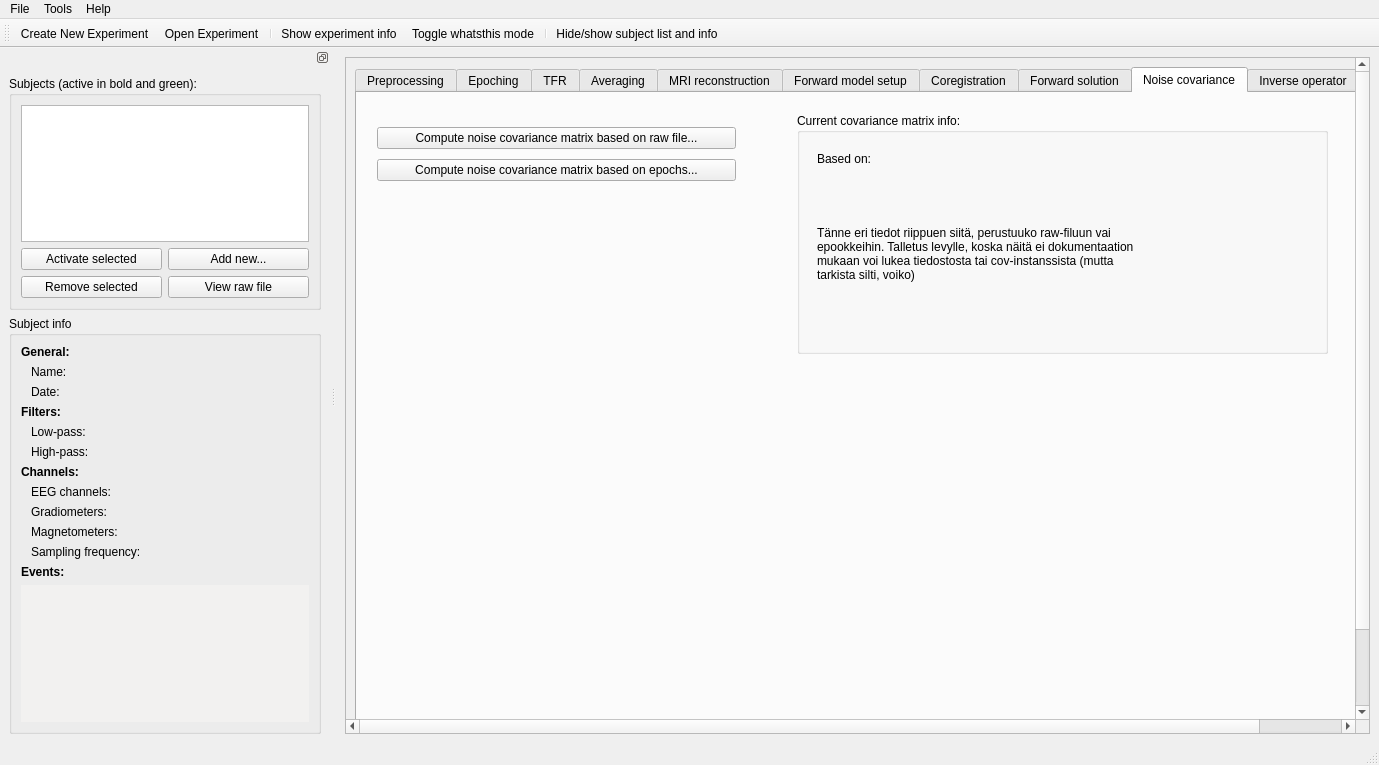
Old version of the form meggie_batch/ui/qt4Designer_ui_files/mainWindowBatch.ui in the repository cibr-jyu/meggie.
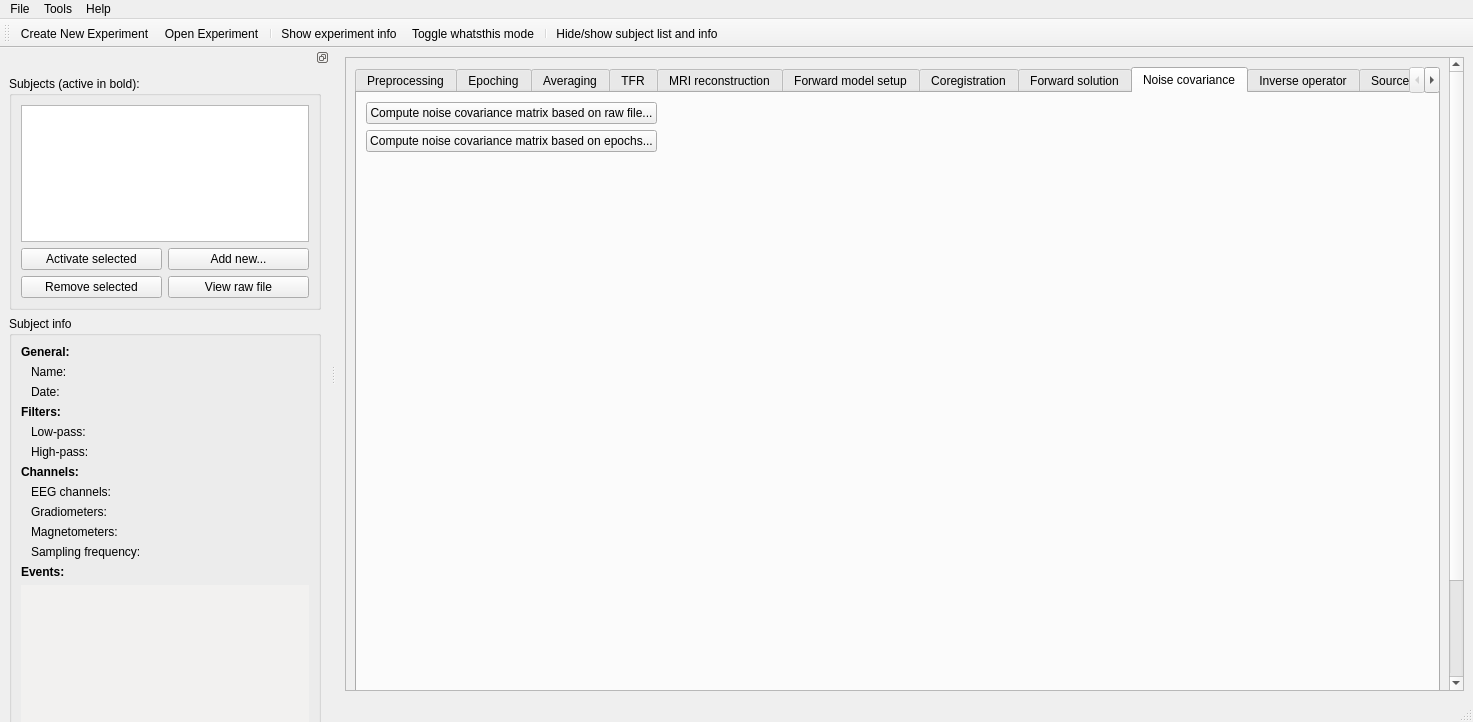
New version of the form. The open tabs and pages were chosen to show the change. Icons and pictures are not drawn.

Commit message: Widgets for showing covariance matrix info in the mainWindow + some random cleanups

Patch:
```diff
--- a/meggie_batch/ui/qt4Designer_ui_files/mainWindowBatch.ui
+++ b/meggie_batch/ui/qt4Designer_ui_files/mainWindowBatch.ui
@@ -9,8 +9,8 @@
    <rect>
     <x>0</x>
     <y>0</y>
-    <width>1379</width>
-    <height>765</height>
+    <width>1473</width>
+    <height>722</height>
    </rect>
   </property>
   <property name="sizePolicy">
@@ -51,7 +51,7 @@
        <property name="geometry">
         <rect>
          <x>0</x>
-         <y>0</y>
+         <y>-8</y>
          <width>1100</width>
          <height>750</height>
         </rect>
@@ -1342,64 +1342,6 @@
               </item>
              </layout>
             </widget>
-            <widget class="QWidget" name="tabTFR">
-             <attribute name="title">
-              <string>TFR</string>
-             </attribute>
-             <layout class="QGridLayout" name="gridLayout_8">
-              <item row="0" column="0">
-               <layout class="QHBoxLayout" name="horizontalLayout_33">
-                <item>
-                 <layout class="QVBoxLayout" name="verticalLayout">
-                  <item>
-                   <widget class="QGroupBox" name="groupBoxEpochsTFR">
-                    <property name="title">
-                     <string/>
-                    </property>
-                   </widget>
-                  </item>
-                  <item>
-                   <widget class="QGroupBox" name="groupBoxAvailableTFR">
-                    <property name="maximumSize">
-                     <size>
-                      <width>500</width>
-                      <height>180</height>
-                     </size>
-                    </property>
-                    <property name="title">
-                     <string>Available actions:</string>
-                    </property>
-                    <layout class="QGridLayout" name="gridLayout_27">
-                     <item row="1" column="0">
-                      <widget class="QPushButton" name="pushButtonTFRTopology">
-                       <property name="text">
-                        <string>TFR topology vizualization</string>
-                       </property>
-                      </widget>
-                     </item>
-                     <item row="0" column="0">
-                      <widget class="QPushButton" name="pushButtonTFR">
-                       <property name="text">
-                        <string>TFR visualization</string>
-                       </property>
-                      </widget>
-                     </item>
-                    </layout>
-                   </widget>
-                  </item>
-                 </layout>
-                </item>
-                <item>
-                 <widget class="QGroupBox" name="groupBoxEpochParamsTFR">
-                  <property name="title">
-                   <string/>
-                  </property>
-                 </widget>
-                </item>
-               </layout>
-              </item>
-             </layout>
-            </widget>
             <widget class="QWidget" name="tabAveraging">
              <attribute name="title">
               <string>Averaging</string>
@@ -1709,6 +1651,64 @@
               </layout>
              </widget>
             </widget>
+            <widget class="QWidget" name="tabTFR">
+             <attribute name="title">
+              <string>TFR</string>
+             </attribute>
+             <layout class="QGridLayout" name="gridLayout_8">
+              <item row="0" column="0">
+               <layout class="QHBoxLayout" name="horizontalLayout_33">
+                <item>
+                 <layout class="QVBoxLayout" name="verticalLayout">
+                  <item>
+                   <widget class="QGroupBox" name="groupBoxEpochsTFR">
+                    <property name="title">
+                     <string/>
+                    </property>
+                   </widget>
+                  </item>
+                  <item>
+                   <widget class="QGroupBox" name="groupBoxAvailableTFR">
+                    <property name="maximumSize">
+                     <size>
+                      <width>500</width>
+                      <height>180</height>
+                     </size>
+                    </property>
+                    <property name="title">
+                     <string>Available actions:</string>
+                    </property>
+                    <layout class="QGridLayout" name="gridLayout_27">
+                     <item row="1" column="0">
+                      <widget class="QPushButton" name="pushButtonTFRTopology">
+                       <property name="text">
+                        <string>TFR topology vizualization</string>
+                       </property>
+                      </widget>
+                     </item>
+                     <item row="0" column="0">
+                      <widget class="QPushButton" name="pushButtonTFR">
+                       <property name="text">
+                        <string>TFR visualization</string>
+                       </property>
+                      </widget>
+                     </item>
+                    </layout>
+                   </widget>
+                  </item>
+                 </layout>
+                </item>
+                <item>
+                 <widget class="QGroupBox" name="groupBoxEpochParamsTFR">
+                  <property name="title">
+                   <string/>
+                  </property>
+                 </widget>
+                </item>
+               </layout>
+              </item>
+             </layout>
+            </widget>
             <widget class="QWidget" name="tabSourcePreparation">
              <attribute name="title">
               <string>MRI reconstruction</string>
@@ -2283,74 +2283,36 @@
              <attribute name="title">
               <string>Noise covariance</string>
              </attribute>
-             <widget class="QGroupBox" name="groupBox_3">
-              <property name="geometry">
-               <rect>
-                <x>440</x>
-                <y>20</y>
-                <width>531</width>
-                <height>241</height>
-               </rect>
-              </property>
-              <property name="title">
-               <string>Current covariance matrix info:</string>
-              </property>
-              <widget class="QLabel" name="label_7">
-               <property name="geometry">
-                <rect>
-                 <x>20</x>
-                 <y>30</y>
-                 <width>271</width>
-                 <height>31</height>
-                </rect>
-               </property>
-               <property name="text">
-                <string>Based on:</string>
-               </property>
-              </widget>
-              <widget class="QLabel" name="label_8">
-               <property name="geometry">
-                <rect>
-                 <x>20</x>
-                 <y>90</y>
-                 <width>321</width>
-                 <height>101</height>
-                </rect>
-               </property>
-               <property name="text">
-                <string>Tänne eri tiedot riippuen siitä, perustuuko raw-filuun vai epookkeihin. Talletus levylle, koska näitä ei dokumentaation mukaan voi lukea tiedostosta tai cov-instanssista (mutta tarkista silti, voiko)</string>
-               </property>
-               <property name="wordWrap">
-                <bool>true</bool>
-               </property>
-              </widget>
-             </widget>
-             <widget class="QWidget" name="layoutWidget">
-              <property name="geometry">
-               <rect>
-                <x>20</x>
-                <y>30</y>
-                <width>359</width>
-                <height>62</height>
-               </rect>
-              </property>
-              <layout class="QVBoxLayout" name="verticalLayout_14">
-               <item>
-                <widget class="QPushButton" name="pushButtonComputeCovarianceRaw">
-                 <property name="text">
-                  <string>Compute noise covariance matrix based on raw file...</string>
-                 </property>
-                </widget>
-               </item>
-               <item>
-                <widget class="QPushButton" name="pushButtonComputeCovarianceEpochs">
-                 <property name="text">
-                  <string>Compute noise covariance matrix based on epochs...</string>
-                 </property>
-                </widget>
-               </item>
-              </layout>
-             </widget>
+             <layout class="QFormLayout" name="formLayout_16">
+              <item row="0" column="0">
+               <layout class="QVBoxLayout" name="verticalLayout_14">
+                <item>
+                 <widget class="QPushButton" name="pushButtonComputeCovarianceRaw">
+                  <property name="text">
+                   <string>Compute noise covariance matrix based on raw file...</string>
+                  </property>
+                 </widget>
+                </item>
+                <item>
+                 <widget class="QPushButton" name="pushButtonComputeCovarianceEpochs">
+                  <property name="text">
+                   <string>Compute noise covariance matrix based on epochs...</string>
+                  </property>
+                 </widget>
+                </item>
+               </layout>
+              </item>
+              <item row="0" column="1">
+               <widget class="QFrame" name="frameCovarianceInfoWidget">
+                <property name="frameShape">
+                 <enum>QFrame::NoFrame</enum>
+                </property>
+                <property name="frameShadow">
+                 <enum>QFrame::Raised</enum>
+                </property>
+               </widget>
+              </item>
+             </layout>
             </widget>
             <widget class="QWidget" name="tabInverseOperator">
              <attribute name="title">
@@ -2691,7 +2653,7 @@
     <rect>
      <x>0</x>
      <y>0</y>
-     <width>1379</width>
+     <width>1473</width>
      <height>23</height>
     </rect>
    </property>
@@ -3195,7 +3157,7 @@
      <item row="0" column="0">
       <widget class="QGroupBox" name="groupBoxSubject_2">
        <property name="title">
-        <string>Subjects (active in bold and green):</string>
+        <string>Subjects (active in bold):</string>
        </property>
        <layout class="QGridLayout" name="gridLayout_12">
         <property name="margin">
```
Left out of the diff: 2 changed lines with no effect on the pictures. The commit also changes 16 other files.
